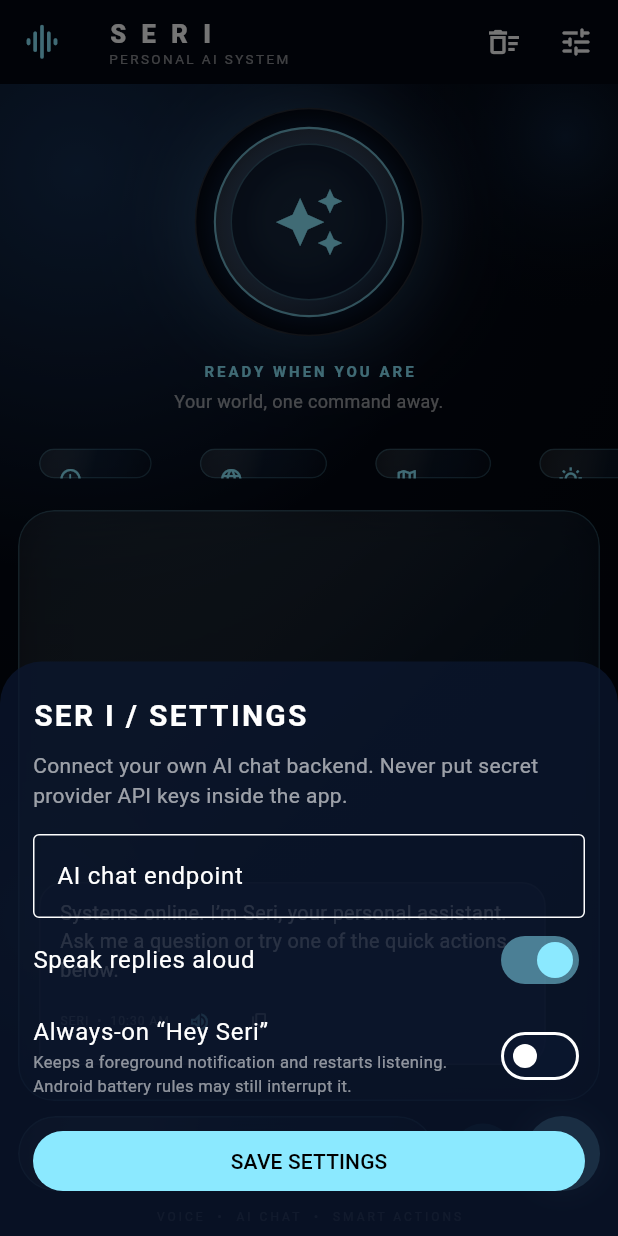
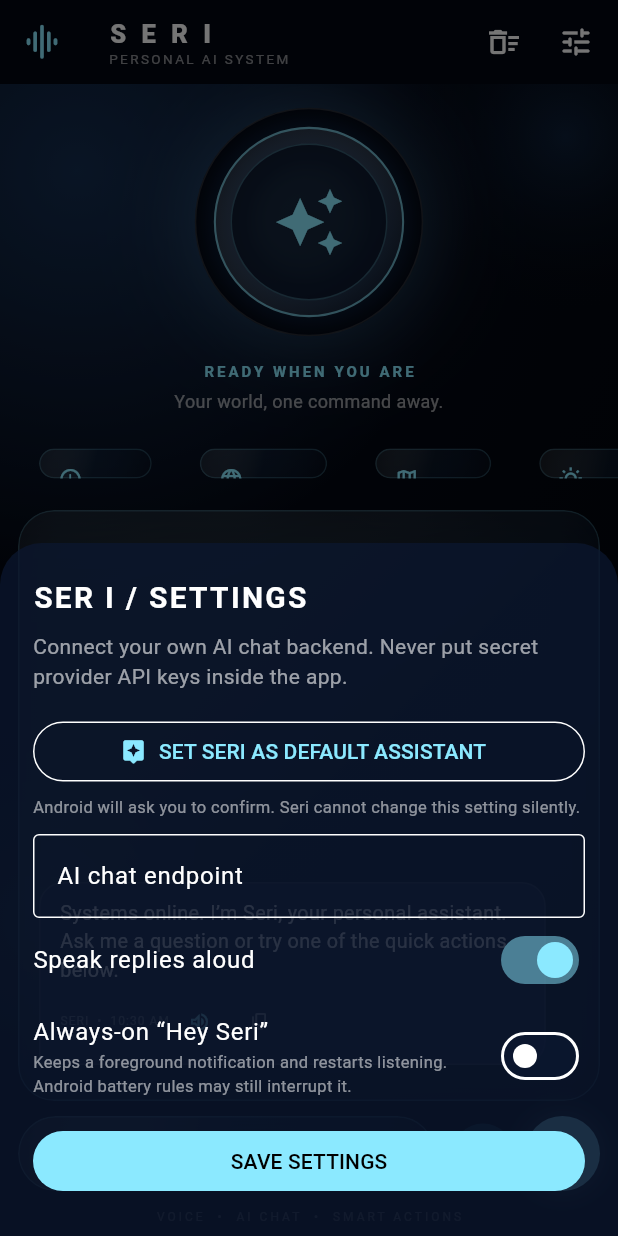
Before and after one commit to emzaro731-byte/seri, a Flutter app: the screen it shows after launch, after a tap on the "tune" icon, on a phone screen of 412 x 824 dp. Run offline on Flutter 3.47's test engine with Material 3 defaults, Android fonts, the phone set to English and light mode, and no system bars; our stand-ins replace flutter_tts, shared_preferences, speech_to_text; statements that could not run were skipped.

Commit message:
Add default assistant setup to Seri settings

```diff
--- a/lib/main.dart
+++ b/lib/main.dart
@@ -91,6 +91,22 @@ class _AssistantHomeState extends State<AssistantHome> with TickerProviderStateM
       if (mounted) _add(false, 'Always-on service could not start: ${e.message ?? 'Android refused the request'}. Keep Seri open and check microphone permission.');
     } on MissingPluginException {
       if (mounted) _add(false, 'This APK does not include the always-on Android service yet. Build the latest version from GitHub Actions.');
+    }
+  }
+
+  Future<void> _requestDefaultAssistant() async {
+    try {
+      await _alwaysOnChannel.invokeMethod<void>('setDefaultAssistant');
+      if (mounted) {
+        ScaffoldMessenger.of(context).showSnackBar(const SnackBar(
+          content: Text('Choose Seri in Android’s assistant app screen and confirm the system prompt.'),
+          duration: Duration(seconds: 4),
+        ));
+      }
+    } on PlatformException catch (e) {
+      if (mounted) ScaffoldMessenger.of(context).showSnackBar(SnackBar(content: Text('Could not open assistant settings: ${e.message ?? 'Unknown error'}')));
+    } on MissingPluginException {
+      if (mounted) ScaffoldMessenger.of(context).showSnackBar(const SnackBar(content: Text('Install the latest Android build to enable default assistant setup.')));
     }
   }
 
@@ -326,6 +342,18 @@ class _AssistantHomeState extends State<AssistantHome> with TickerProviderStateM
         const SizedBox(height: 8),
         const Text('Connect your own AI chat backend. Never put secret provider API keys inside the app.', style: TextStyle(color: Colors.white60, height: 1.4)),
         const SizedBox(height: 16),
+        SizedBox(
+          width: double.infinity,
+          child: OutlinedButton.icon(
+            onPressed: _requestDefaultAssistant,
+            icon: const Icon(Icons.assistant_rounded),
+            label: const Text('SET SERI AS DEFAULT ASSISTANT'),
+          ),
+        ),
+        const Padding(
+          padding: EdgeInsets.only(top: 5, bottom: 10),
+          child: Text('Android will ask you to confirm. Seri cannot change this setting silently.', style: TextStyle(color: Colors.white54, fontSize: 11)),
+        ),
         TextField(controller: controller, keyboardType: TextInputType.url, decoration: const InputDecoration(labelText: 'AI chat endpoint', hintText: 'https://your-server.example.com/chat', border: OutlineInputBorder())),
         SwitchListTile(contentPadding: EdgeInsets.zero, title: const Text('Speak replies aloud'), value: voice, activeThumbColor: cyan, onChanged: (v) => modalSet(() => voice = v)),
         SwitchListTile(contentPadding: EdgeInsets.zero, title: const Text('Always-on “Hey Seri”'), subtitle: const Text('Keeps a foreground notification and restarts listening. Android battery rules may still interrupt it.', style: TextStyle(color: Colors.white54, fontSize: 11)), value: wakeWord, activeThumbColor: cyan, onChanged: (v) => modalSet(() => wakeWord = v)),
```
